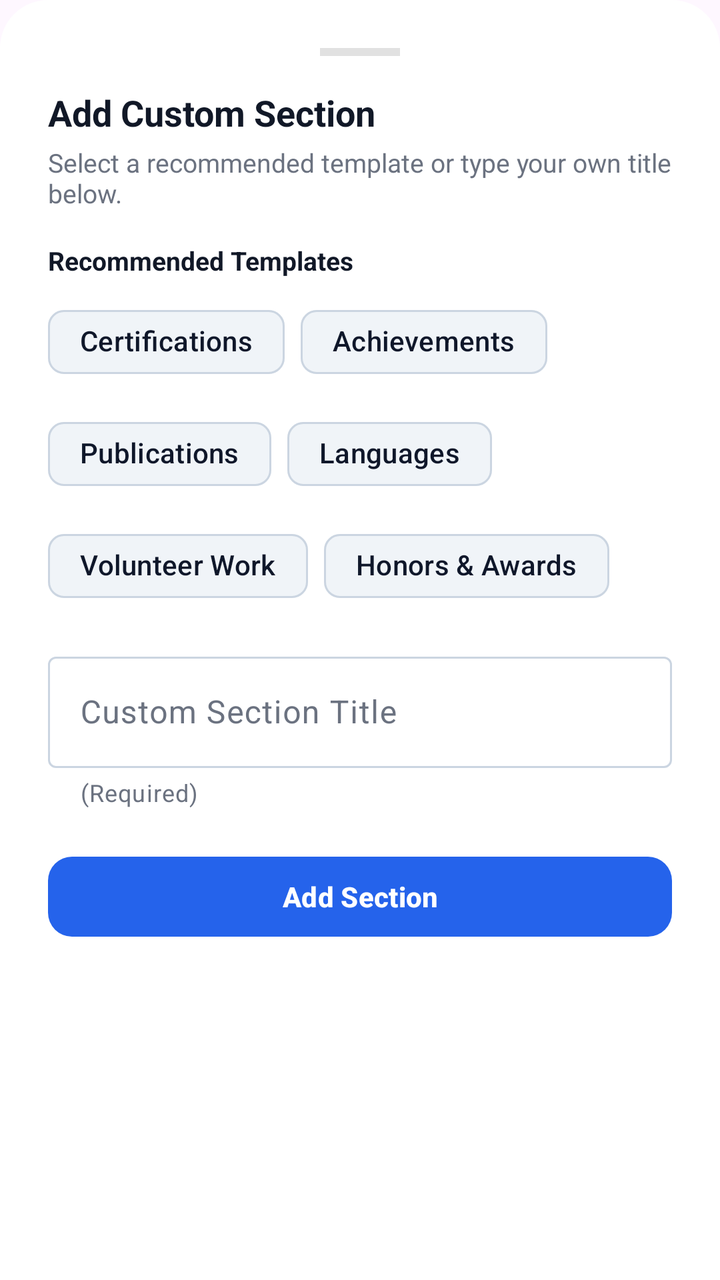
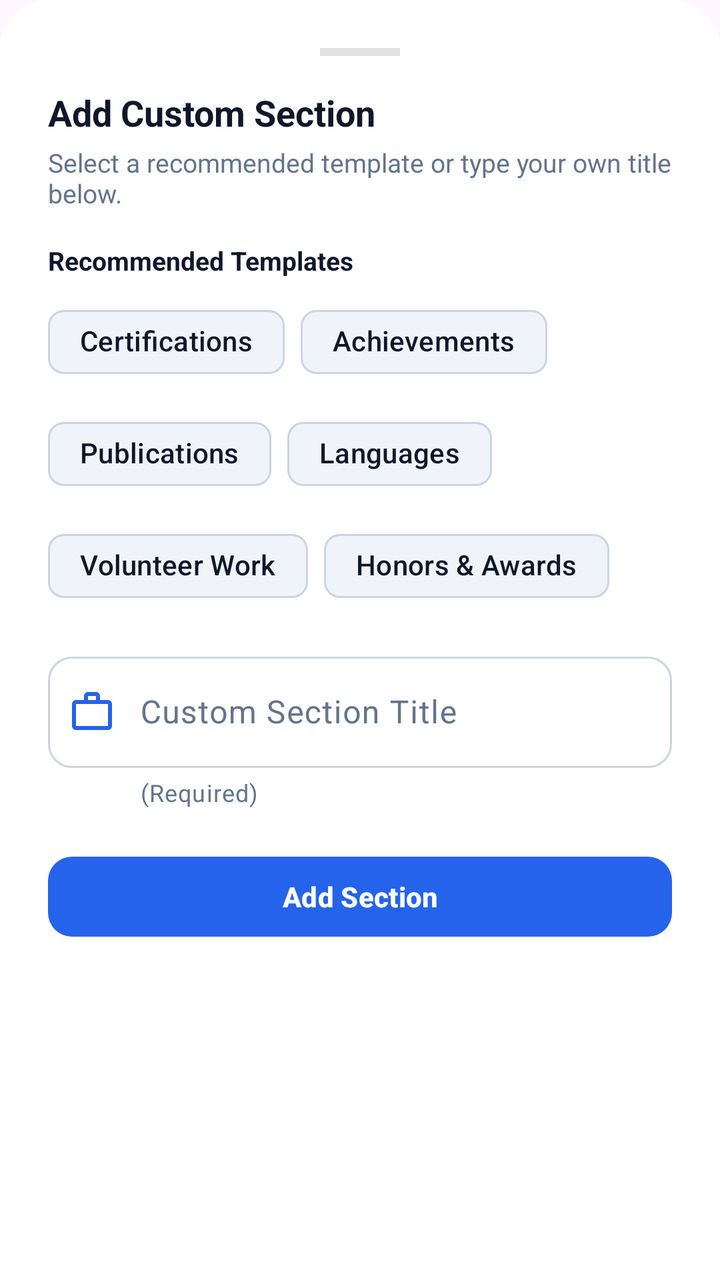

Two renders of the same Android screen: before a commit and after it. Below are the layout's source before the change and the commit's diff.
<!-- AndroidManifest.xml: application theme Theme.MyApplication -->
<!-- res/layout/bottom_sheet_add_section.xml -->
<?xml version="1.0" encoding="utf-8"?>
<LinearLayout xmlns:android="http://schemas.android.com/apk/res/android"
    xmlns:app="http://schemas.android.com/apk/res-auto"
    android:layout_width="match_parent"
    android:layout_height="wrap_content"
    android:background="@drawable/bg_bottom_sheet"
    android:orientation="vertical"
    android:padding="24dp">

    
    <View
        android:layout_width="40dp"
        android:layout_height="4dp"
        android:layout_gravity="center_horizontal"
        android:layout_marginBottom="16dp"
        android:background="@color/app_border" />

    <TextView
        android:layout_width="wrap_content"
        android:layout_height="wrap_content"
        android:layout_marginBottom="4dp"
        android:text="@string/add_custom_section"
        android:textColor="@color/app_text_primary"
        android:textSize="18sp"
        android:textStyle="bold" />

    <TextView
        android:layout_width="wrap_content"
        android:layout_height="wrap_content"
        android:layout_marginBottom="16dp"
        android:text="@string/add_section_subtitle"
        android:textColor="@color/app_text_muted"
        android:textSize="13sp" />

    <TextView
        android:layout_width="wrap_content"
        android:layout_height="wrap_content"
        android:layout_marginBottom="8dp"
        android:text="@string/recommended_templates"
        android:textColor="@color/app_text_primary"
        android:textSize="13sp"
        android:textStyle="bold" />

    
    <com.google.android.material.chip.ChipGroup
        android:id="@+id/chipGroupTemplates"
        android:layout_width="match_parent"
        android:layout_height="wrap_content"
        android:layout_marginBottom="16dp"
        app:singleLine="false">

        <com.google.android.material.chip.Chip
            style="@style/Widget.Material3.Chip.Suggestion"
            android:layout_width="wrap_content"
            android:layout_height="wrap_content"
            app:chipBackgroundColor="@color/chip_bg_color"
            app:chipStrokeColor="@color/chip_stroke_color"
            app:chipStrokeWidth="1dp"
            app:chipCornerRadius="8dp"
            android:textColor="@color/chip_text_color"
            android:text="@string/template_certifications" />

        <com.google.android.material.chip.Chip
            style="@style/Widget.Material3.Chip.Suggestion"
            android:layout_width="wrap_content"
            android:layout_height="wrap_content"
            app:chipBackgroundColor="@color/chip_bg_color"
            app:chipStrokeColor="@color/chip_stroke_color"
            app:chipStrokeWidth="1dp"
            app:chipCornerRadius="8dp"
            android:textColor="@color/chip_text_color"
            android:text="@string/template_achievements" />

        <com.google.android.material.chip.Chip
            style="@style/Widget.Material3.Chip.Suggestion"
            android:layout_width="wrap_content"
            android:layout_height="wrap_content"
            app:chipBackgroundColor="@color/chip_bg_color"
            app:chipStrokeColor="@color/chip_stroke_color"
            app:chipStrokeWidth="1dp"
            app:chipCornerRadius="8dp"
            android:textColor="@color/chip_text_color"
            android:text="@string/template_publications" />

        <com.google.android.material.chip.Chip
            style="@style/Widget.Material3.Chip.Suggestion"
            android:layout_width="wrap_content"
            android:layout_height="wrap_content"
            app:chipBackgroundColor="@color/chip_bg_color"
            app:chipStrokeColor="@color/chip_stroke_color"
            app:chipStrokeWidth="1dp"
            app:chipCornerRadius="8dp"
            android:textColor="@color/chip_text_color"
            android:text="@string/template_languages" />

        <com.google.android.material.chip.Chip
            style="@style/Widget.Material3.Chip.Suggestion"
            android:layout_width="wrap_content"
            android:layout_height="wrap_content"
            app:chipBackgroundColor="@color/chip_bg_color"
            app:chipStrokeColor="@color/chip_stroke_color"
            app:chipStrokeWidth="1dp"
            app:chipCornerRadius="8dp"
            android:textColor="@color/chip_text_color"
            android:text="@string/template_volunteer_work" />

        <com.google.android.material.chip.Chip
            style="@style/Widget.Material3.Chip.Suggestion"
            android:layout_width="wrap_content"
            android:layout_height="wrap_content"
            app:chipBackgroundColor="@color/chip_bg_color"
            app:chipStrokeColor="@color/chip_stroke_color"
            app:chipStrokeWidth="1dp"
            app:chipCornerRadius="8dp"
            android:textColor="@color/chip_text_color"
            android:text="@string/template_honors_awards" />

    </com.google.android.material.chip.ChipGroup>

    
    <com.google.android.material.textfield.TextInputLayout
        android:id="@+id/tilCustomSectionTitle"
        style="@style/Widget.Material3.TextInputLayout.OutlinedBox"
        android:layout_width="match_parent"
        android:layout_height="wrap_content"
        android:layout_marginBottom="20dp"
        android:hint="@string/hint_custom_section_title"
        app:helperText="@string/helper_required"
        app:helperTextEnabled="true">

        <com.google.android.material.textfield.TextInputEditText
            android:id="@+id/etCustomSectionTitle"
            android:layout_width="match_parent"
            android:layout_height="wrap_content"
            android:inputType="textCapWords"
            android:maxLines="1"
            android:textColor="@color/app_text_primary" />

    </com.google.android.material.textfield.TextInputLayout>

    <com.google.android.material.button.MaterialButton
        android:id="@+id/btnConfirmAddSection"
        android:layout_width="match_parent"
        android:layout_height="48dp"
        android:text="@string/action_add_section"
        android:textColor="@android:color/white"
        android:textSize="14sp"
        android:textStyle="bold"
        app:backgroundTint="@color/app_primary"
        app:cornerRadius="12dp" />

</LinearLayout>
<!-- resources referenced by this layout -->
<resources>
  <color name="app_border">#1E000000</color>
  <color name="app_primary">#2563EB</color>
  <color name="app_text_muted">#6B7280</color>
  <color name="app_text_primary">#111827</color>
  <color name="chip_bg_color">#F0F4F8</color>
  <color name="chip_stroke_color">#CBD5E1</color>
  <color name="chip_text_color">#0F172A</color>
  <string name="helper_required">(Required)</string>
  <string name="template_languages">Languages</string>
  <style name="Theme.MyApplication" parent="Theme.Material3.DayNight.NoActionBar">
          <item name="colorPrimary">@color/app_primary</item>
          <item name="colorOnPrimary">#FFFFFF</item>
          <item name="colorPrimaryContainer">@color/app_primary_container</item>
          <item name="colorOnPrimaryContainer">#1D4ED8</item>
          <item name="colorSecondary">#475569</item>
          <item name="colorSecondaryContainer">@color/chip_bg_color</item>
          <item name="colorOnSecondaryContainer">@color/chip_text_color</item>
          <item name="colorSurface">@color/app_surface</item>
          <item name="colorOnSurface">@color/app_text_primary</item>
          <item name="colorSurfaceVariant">@color/chip_bg_color</item>
          <item name="colorOnSurfaceVariant">@color/app_text_muted</item>
          <item name="colorOutline">@color/chip_stroke_color</item>
          <item name="colorOutlineVariant">@color/app_border</item>
          <item name="android:statusBarColor">@color/app_background</item>
          <item name="android:windowLightStatusBar">true</item>
          <item name="colorTertiary">@color/app_primary</item>
          <item name="colorTertiaryContainer">@color/chip_bg_color</item>
          <item name="colorOnTertiaryContainer">@color/chip_text_color</item>
          <item name="chipStyle">@style/Widget.App.SkillChip</item>
          <item name="bottomSheetDialogTheme">@style/AppBottomSheetDialogTheme</item>
      </style>
  <color name="app_surface">#FFFFFF</color>
  <color name="app_primary_container">#1A2563EB</color>
  <color name="app_background">#F4F5F7</color>
  <color name="chip_close_icon_tint">#64748B</color>
  <!-- unchanged entries left out for length: 14 -->
</resources>

<!-- the commit's change to res/layout/bottom_sheet_add_section.xml (unified diff, before → after) -->
@@ -125,6 +125,14 @@
         android:layout_height="wrap_content"
         android:layout_marginBottom="20dp"
         android:hint="@string/hint_custom_section_title"
+        app:errorEnabled="true"
+        app:boxCornerRadiusTopStart="12dp"
+        app:boxCornerRadiusTopEnd="12dp"
+        app:boxCornerRadiusBottomStart="12dp"
+        app:boxCornerRadiusBottomEnd="12dp"
+        app:startIconDrawable="@drawable/ic_work"
+        app:startIconTint="@color/app_primary"
+        app:startIconMinSize="44dp"
         app:helperText="@string/helper_required"
         app:helperTextEnabled="true">
 
@@ -132,6 +140,8 @@
             android:id="@+id/etCustomSectionTitle"
             android:layout_width="match_parent"
             android:layout_height="wrap_content"
+            android:paddingStart="46dp"
+            android:paddingEnd="12dp"
             android:inputType="textCapWords"
             android:maxLines="1"
             android:textColor="@color/app_text_primary" />
<!-- resource entries referenced after the edit -->
@@ -2,11 +2,21 @@
 <resources>
   <color name="app_border">#1E000000</color>
   <color name="app_primary">#2563EB</color>
-  <color name="app_text_muted">#6B7280</color>
-  <color name="app_text_primary">#111827</color>
+  <color name="app_text_muted">#64748B</color>
+  <color name="app_text_primary">#0F172A</color>
   <color name="chip_bg_color">#F0F4F8</color>
   <color name="chip_stroke_color">#CBD5E1</color>
   <color name="chip_text_color">#0F172A</color>
+  <!-- drawable ic_work (drawable) -->
+  <vector xmlns:android="http://schemas.android.com/apk/res/android"
+      android:width="24dp"
+      android:height="24dp"
+      android:viewportWidth="24"
+      android:viewportHeight="24">
+      <path
+          android:fillColor="@color/app_primary"
+          android:pathData="M20,6h-4V4c0,-1.11 -0.89,-2 -2,-2h-4c-1.11,0 -2,0.89 -2,2v2H4c-1.11,0 -1.99,0.89 -1.99,2L2,19c0,1.11 0.89,2 2,2h16c1.11,0 2,-0.89 2,-2V8c0,-1.11 -0.89,-2 -2,-2zM10,4h4v2h-4V4zm10,15H4V8h16v11z" />
+  </vector>
   <string name="helper_required">(Required)</string>
   <string name="template_languages">Languages</string>
   <style name="Theme.MyApplication" parent="Theme.Material3.DayNight.NoActionBar">
@@ -30,11 +40,31 @@
           <item name="colorOnTertiaryContainer">@color/chip_text_color</item>
           <item name="chipStyle">@style/Widget.App.SkillChip</item>
           <item name="bottomSheetDialogTheme">@style/AppBottomSheetDialogTheme</item>
+          <item name="materialAlertDialogTheme">@style/ThemeOverlay.App.MaterialAlertDialog</item>
+          <item name="alertDialogTheme">@style/ThemeOverlay.App.MaterialAlertDialog</item>
       </style>
   <color name="app_surface">#FFFFFF</color>
   <color name="app_primary_container">#1A2563EB</color>
   <color name="app_background">#F4F5F7</color>
+  <style name="ThemeOverlay.App.MaterialAlertDialog" parent="ThemeOverlay.Material3.MaterialAlertDialog">
+          <item name="colorSurface">@color/app_surface</item>
+          <item name="colorSurfaceContainerHigh">@color/app_surface</item>
+          <item name="colorSurfaceContainer">@color/app_surface</item>
+          <item name="colorSurfaceContainerHighest">@color/app_surface</item>
+          <item name="colorSurfaceContainerLow">@color/app_surface</item>
+          <item name="colorSurfaceContainerLowest">@color/app_surface</item>
+          <item name="colorOnSurface">@color/app_text_primary</item>
+          <item name="colorOnSurfaceVariant">@color/app_text_muted</item>
+          <item name="colorPrimary">@color/app_primary</item>
+          <item name="elevationOverlayEnabled">false</item>
+          <item name="backgroundTint">@color/app_surface</item>
+          <item name="android:backgroundTint">@color/app_surface</item>
+          <item name="shapeAppearanceOverlay">@style/ShapeAppearance.App.Dialog</item>
+      </style>
   <color name="chip_close_icon_tint">#64748B</color>
+  <style name="ShapeAppearance.App.Dialog" parent="ShapeAppearance.Material3.Corner.ExtraLarge">
+          <item name="cornerSize">20dp</item>
+      </style>
   <!-- unchanged entries left out for length: 14 -->
 </resources>
 
